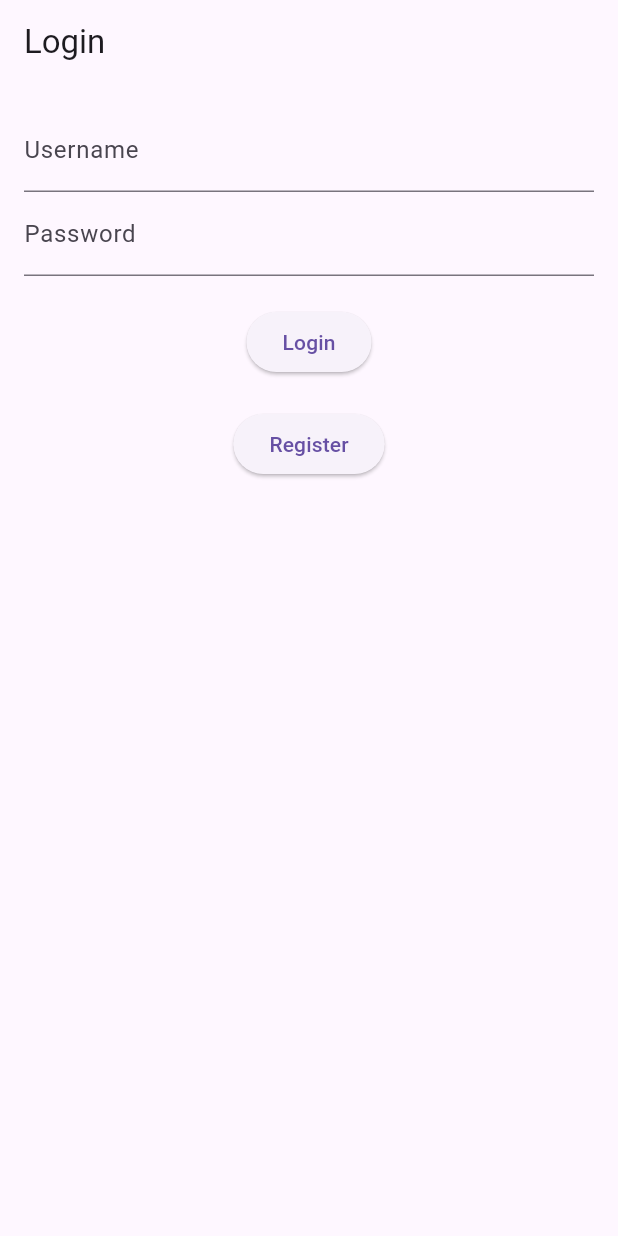
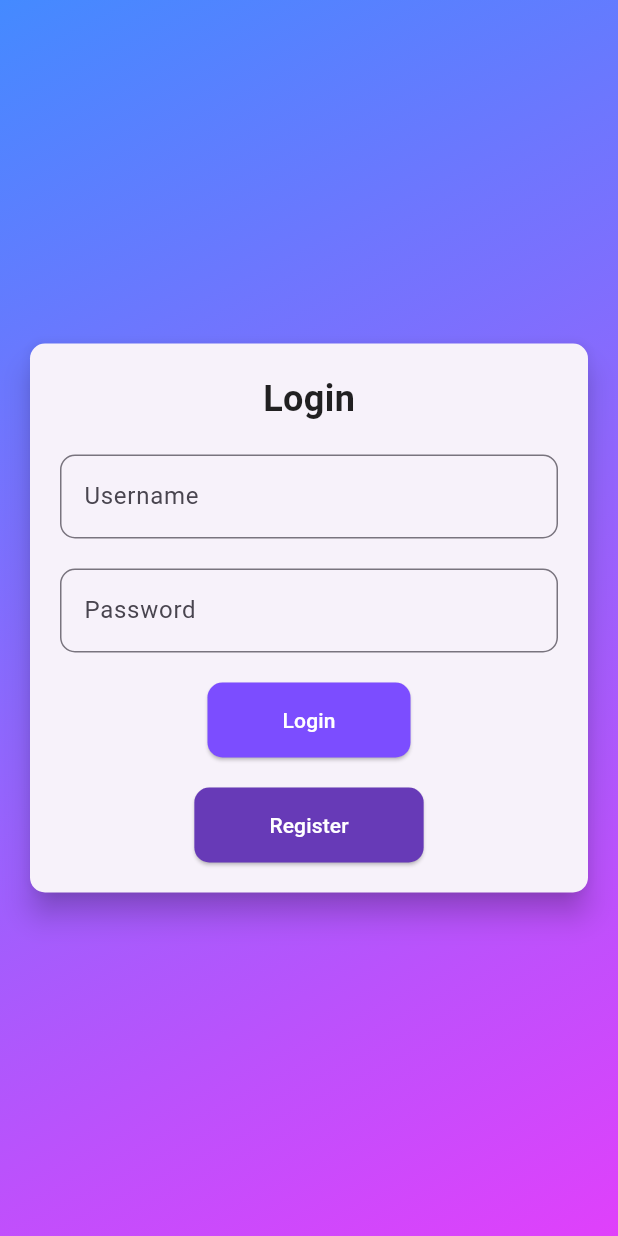
Before and after one commit to YuriHenriqueRezende/Mobile, a Flutter app: the screen it shows after launch, on a phone screen of 412 x 824 dp. Run offline on Flutter 3.47's test engine with Material 3 defaults, Android fonts, the phone set to English and light mode, and no system bars.

Commit message:
Update LoginScreen.dart

```diff
--- a/somativa_3s/lib/LoginScreen.dart
+++ b/somativa_3s/lib/LoginScreen.dart
@@ -54,35 +54,91 @@ class _LoginScreenState extends State<LoginScreen> {
   @override
   Widget build(BuildContext context) {
     return Scaffold(
-      appBar: AppBar(title: Text('Login')), // Barra de aplicativo com o título 'Login'
-      body: Padding(
+      body: Container(
+        decoration: BoxDecoration(
+          gradient: LinearGradient(
+            colors: [Colors.blueAccent, Colors.purpleAccent],
+            begin: Alignment.topLeft,
+            end: Alignment.bottomRight,
+          ),
+        ),
+        child: Center(
+          child: SingleChildScrollView(
             padding: const EdgeInsets.all(16.0),
+            child: Card(
+              shape: RoundedRectangleBorder(
+                borderRadius: BorderRadius.circular(10.0),
+              ),
+              elevation: 8.0,
+              child: Padding(
+                padding: const EdgeInsets.all(20.0),
                 child: Column(
+                  mainAxisSize: MainAxisSize.min,
                   children: [
+                    Text(
+                      'Login',
+                      style: TextStyle(
+                        fontSize: 24.0,
+                        fontWeight: FontWeight.bold,
+                        color: Colors.black87,
+                      ),
+                    ),
+                    SizedBox(height: 20),
                     TextField(
                       controller: _usernameController,
-              decoration: InputDecoration(labelText: 'Username'), // Campo de entrada para o nome de usuário
+                      decoration: InputDecoration(
+                        labelText: 'Username',
+                        border: OutlineInputBorder(
+                          borderRadius: BorderRadius.circular(10.0),
                         ),
+                      ),
+                    ),
+                    SizedBox(height: 20),
                     TextField(
                       controller: _passwordController,
-              decoration: InputDecoration(labelText: 'Password'), // Campo de entrada para a senha
+                      decoration: InputDecoration(
+                        labelText: 'Password',
+                        border: OutlineInputBorder(
+                          borderRadius: BorderRadius.circular(10.0),
+                        ),
+                      ),
                       obscureText: true, // Oculta o texto digitado para a senha
                     ),
-            SizedBox(height: 20), // Espaçamento entre os widgets
+                    SizedBox(height: 20),
                     ElevatedButton(
                       onPressed: _login, // Define a função a ser executada quando o botão é pressionado
+                      style: ElevatedButton.styleFrom(
+                        backgroundColor: Colors.deepPurpleAccent,
+                        foregroundColor: Colors.white,
+                        shape: RoundedRectangleBorder(
+                          borderRadius: BorderRadius.circular(10.0),
+                        ),
+                        padding: EdgeInsets.symmetric(horizontal: 50, vertical: 15),
+                      ),
                       child: Text('Login'), // Texto exibido no botão
                     ),
-            SizedBox(height: 20), // Espaçamento entre os widgets
+                    SizedBox(height: 20),
                     ElevatedButton(
                       onPressed: () {
                         Navigator.pushNamed(context, '/register'); // Navega para a tela de registro ao pressionar o botão de registro
                       },
+                      style: ElevatedButton.styleFrom(
+                        backgroundColor: Colors.deepPurple,
+                        foregroundColor: Colors.white,
+                        shape: RoundedRectangleBorder(
+                          borderRadius: BorderRadius.circular(10.0),
+                        ),
+                        padding: EdgeInsets.symmetric(horizontal: 50, vertical: 15),
+                      ),
                       child: Text('Register'), // Texto exibido no botão de registro
                     ),
                   ],
                 ),
               ),
+            ),
+          ),
+        ),
+      ),
     );
   }
 }
```
Lines whose indentation alone changed are shown as unchanged.
